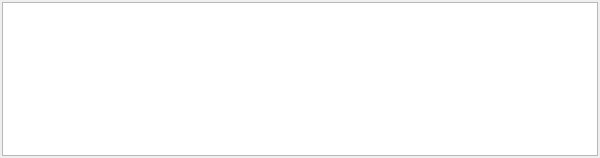
huggle/huggle3-qt-lx, file huggle/processlist.ui: the form before one commit.
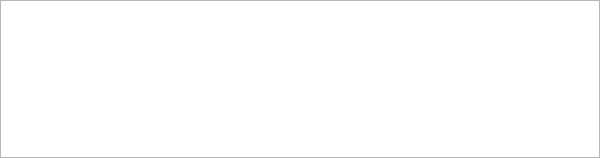
The form after the commit.

What changed in the file:
```diff
--- a/huggle/processlist.ui
+++ b/huggle/processlist.ui
@@ -27,8 +27,17 @@
     <property name="spacing">
      <number>0</number>
     </property>
-    <property name="margin">
-     <number>2</number>
+    <property name="leftMargin">
+     <number>0</number>
+    </property>
+    <property name="topMargin">
+     <number>0</number>
+    </property>
+    <property name="rightMargin">
+     <number>0</number>
+    </property>
+    <property name="bottomMargin">
+     <number>0</number>
     </property>
     <item>
      <widget class="QTableWidget" name="tableWidget">
```
